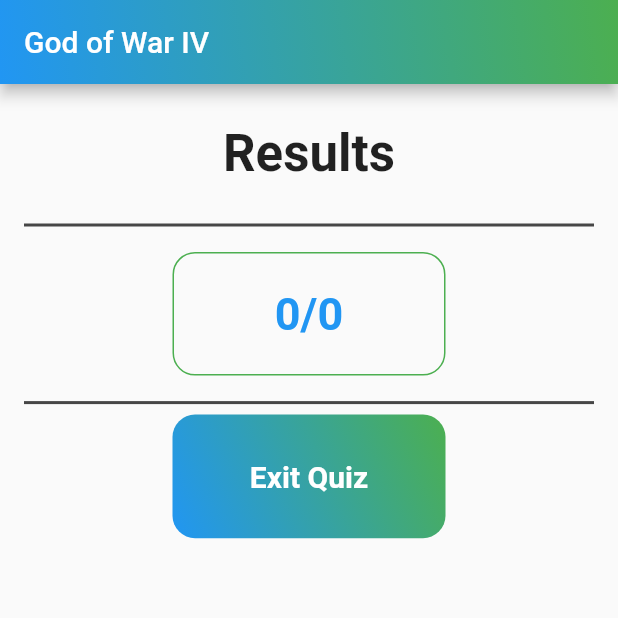
After one commit to PunicGames/Flutter_Quiz, a Flutter app: the ResultsPage screen opened directly with sample values from the repository, on a phone screen of 412 x 824 dp, the top half of it. The commit adds this screen. Run offline on Flutter 3.47's test engine with Material 2 defaults, Android fonts, the phone set to English and light mode, and no system bars; our stand-ins replace curved_navigation_bar, youtube_player_flutter.

Commit message:
Results page started

```diff
--- a/flutter_quiz/lib/page/category_page.dart
+++ b/flutter_quiz/lib/page/category_page.dart
@@ -1,6 +1,7 @@
 import 'dart:math';
 
 import 'package:flutter/material.dart';
+import 'package:flutter_quiz/page/results_page.dart';
 import '../data/global_variables.dart';
 import '../classes/category.dart';
 import '../classes/option.dart';
@@ -24,6 +25,8 @@ class _CategoryPageState extends State<CategoryPage> {
   Question? question;
   List<Question> questionsPool = List.empty(growable: true);
   var rng = Random();
+  var answeredQuestions = 0;
+  var correctAnswers = 0;
 
   @override
   void initState() {
@@ -85,7 +88,20 @@ class _CategoryPageState extends State<CategoryPage> {
       setState(() {
         question?.isLocked = true;
         question?.selectedOption = option;
+        answeredQuestions++;
+        if (question?.selectedOption.isCorrect == true) correctAnswers++;
       });
+      if (answeredQuestions == TOTAL_QUESTIONS) {
+        Navigator.of(context).pushReplacement(
+          MaterialPageRoute(
+            builder: (context) => ResultsPage(
+              success: correctAnswers,
+              totalQuestions: TOTAL_QUESTIONS,
+              categor: widget.category,
+            ),
+          ),
+        );
+      }
     }
   }
 
--- a/flutter_quiz/lib/page/home_page.dart
+++ b/flutter_quiz/lib/page/home_page.dart
@@ -8,6 +8,7 @@ class HomePage extends StatelessWidget {
   @override
   Widget build(BuildContext context) => Scaffold(
         appBar: AppBar(
+          automaticallyImplyLeading: false,
           elevation: 0,
           title: Text('Videogame Quiz'),
           centerTitle: true,
--- /dev/null
+++ b/flutter_quiz/lib/page/results_page.dart
@@ -0,0 +1,132 @@
+import 'package:flutter/material.dart';
+import 'package:flutter_quiz/data/global_variables.dart';
+import 'package:flutter_quiz/page/categoryViewer_page.dart';
+import 'package:flutter_quiz/page/home_page.dart';
+
+import '../classes/category.dart';
+
+class ResultsPage extends StatelessWidget {
+  final int success;
+  final int totalQuestions;
+  final Category categor;
+  const ResultsPage(
+      {Key? key,
+      required this.success,
+      required this.totalQuestions,
+      required this.categor})
+      : super(key: key);
+
+  @override
+  Widget build(BuildContext context) {
+    categor.correctAnswer = success;
+    return Scaffold(
+      appBar: buildAppBar(context),
+      body: ListView(
+        padding: const EdgeInsets.all(16),
+        children: [
+          buildStructure(context),
+        ],
+      ),
+    );
+  }
+
+  Widget buildStructure(BuildContext context) => Container(
+        padding: const EdgeInsets.only(left: 0, top: 10, right: 0, bottom: 0),
+        child: Column(
+          crossAxisAlignment: CrossAxisAlignment.center,
+          children: [
+            //texto de sinopsis
+            Text(
+              "Results",
+              style: TextStyle(fontWeight: FontWeight.bold, fontSize: 34),
+              textAlign: TextAlign.justify,
+            ),
+            SizedBox(height: 10),
+            //texto de la descripcion
+
+            SizedBox(height: 10),
+            Divider(
+              thickness: 2,
+              color: Color.fromARGB(255, 70, 70, 70),
+            ),
+            SizedBox(height: 10),
+            //boton de play quiz y estadisticas
+            Column(
+              children: [
+                Container(
+                  width: MediaQuery.of(context).size.width / 2 - 16 * 1.5,
+                  height: MediaQuery.of(context).size.height * 0.1,
+                  decoration: BoxDecoration(
+                    color: Color.fromARGB(0, 255, 255, 255),
+                    borderRadius: BorderRadius.circular(15),
+                    border: Border.all(color: themeColors.first),
+                  ),
+                  child: Column(
+                    mainAxisAlignment: MainAxisAlignment.center,
+                    children: [
+                      Text(
+                        "${success}/${totalQuestions}",
+                        style: TextStyle(
+                            fontWeight: FontWeight.bold,
+                            fontSize: 30,
+                            color: themeColors.last),
+                      ),
+                    ],
+                  ),
+                ),
+              ],
+            ),
+            SizedBox(height: 10),
+            Divider(
+              thickness: 2,
+              color: Color.fromARGB(255, 70, 70, 70),
+            ),
+
+            GestureDetector(
+              onTap: () => Navigator.of(context).pushReplacement(
+                MaterialPageRoute(
+                  builder: (context) => HomePage(),
+                ),
+              ),
+              child: Container(
+                width: MediaQuery.of(context).size.width / 2 - 16 * 1.5,
+                height: MediaQuery.of(context).size.height * 0.1,
+                decoration: BoxDecoration(
+                  gradient: LinearGradient(
+                      colors: themeColors,
+                      begin: Alignment.topRight,
+                      end: Alignment.bottomLeft),
+                  borderRadius: BorderRadius.circular(15),
+                ),
+                child: Column(
+                  mainAxisAlignment: MainAxisAlignment.center,
+                  children: [
+                    Text(
+                      "Exit Quiz",
+                      style: TextStyle(
+                          fontWeight: FontWeight.bold,
+                          fontSize: 20,
+                          color: Colors.white),
+                    ),
+                  ],
+                ),
+              ),
+            )
+          ],
+        ),
+      );
+
+  PreferredSizeWidget buildAppBar(context) => AppBar(
+        automaticallyImplyLeading: false,
+        title: Text(categor.categoryName),
+        flexibleSpace: Container(
+          decoration: BoxDecoration(
+            gradient: LinearGradient(
+              colors: themeColors,
+              begin: Alignment.topRight,
+              end: Alignment.bottomLeft,
+            ),
+          ),
+        ),
+      );
+}
```
